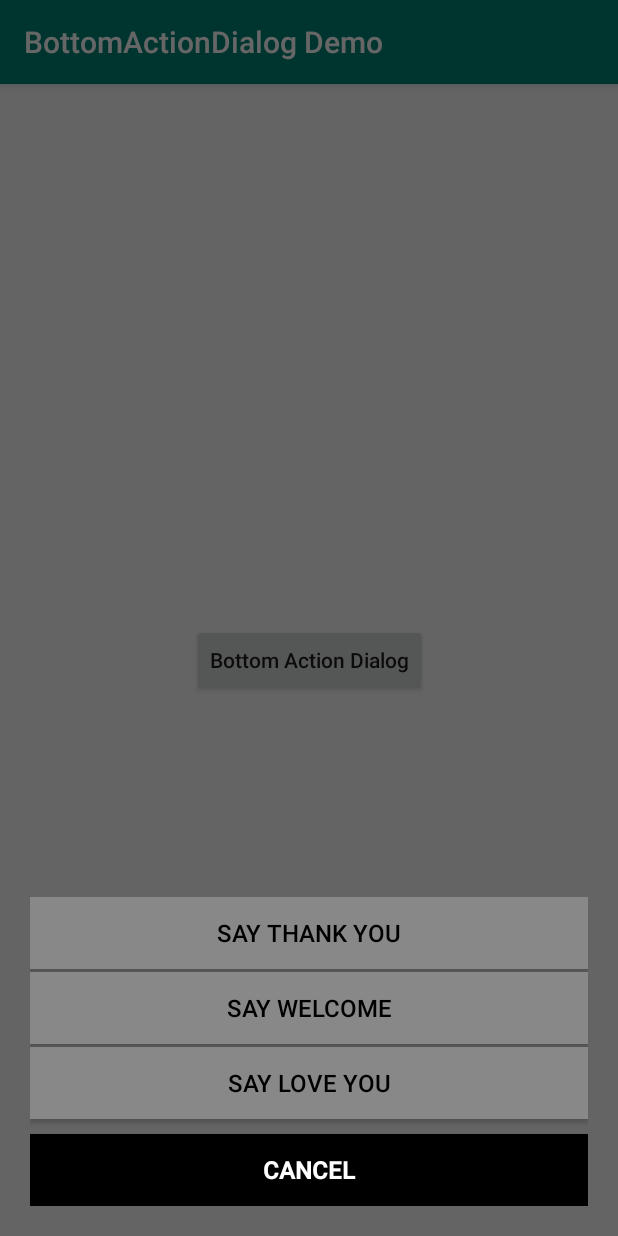
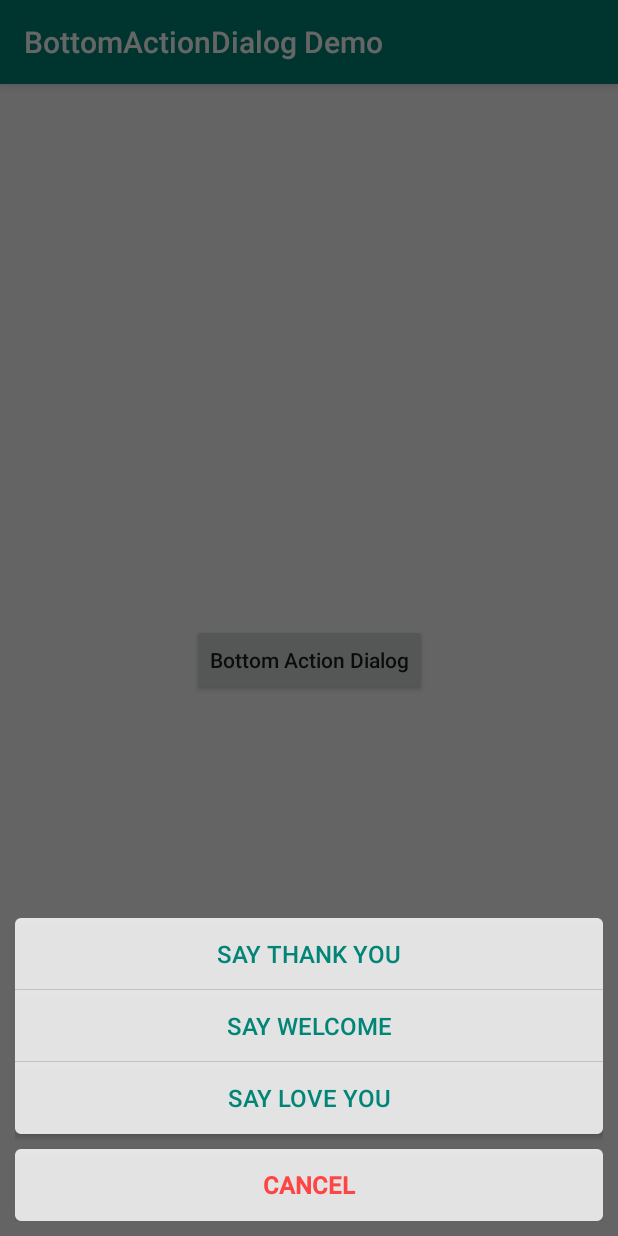
Before and after one commit to AungThiha/BottomActionDialog, an Android app: the screen it shows after launch (MainActivity), after a tap on "Bottom Action Dialog", on a phone screen of 412 x 824 dp. Run offline under Robolectric (Android 15) with nearby library versions, the phone set to English and light mode, and no system bars.

Commit message:
improve styling

```diff
--- a/app/src/main/res/values/styles.xml
+++ b/app/src/main/res/values/styles.xml
@@ -6,6 +6,12 @@
         <item name="colorPrimary">@color/colorPrimary</item>
         <item name="colorPrimaryDark">@color/colorPrimaryDark</item>
         <item name="colorAccent">@color/colorAccent</item>
+        <item name="bottomActionDialogStyle">@style/DemoBottomActionDialogStyle</item>
+    </style>
+
+    <style name="DemoBottomActionDialogStyle" parent="BottomActionDialogStyle">
+        <item name="cancelButtonTextColor">@android:color/holo_red_light</item>
+        <item name="otherButtonTextColor">@color/colorPrimary</item>
     </style>
 
 </resources>
--- a/library/src/main/java/thiha/aung/bottomactiondialog/BottomActionDialog.java
+++ b/library/src/main/java/thiha/aung/bottomactiondialog/BottomActionDialog.java
@@ -2,8 +2,6 @@ package thiha.aung.bottomactiondialog;
 
 import android.content.Context;
 import android.content.res.TypedArray;
-import android.graphics.Color;
-import android.graphics.drawable.ColorDrawable;
 import android.graphics.drawable.Drawable;
 import android.graphics.drawable.StateListDrawable;
 import android.support.annotation.NonNull;
@@ -19,10 +17,22 @@ public class BottomActionDialog extends BottomSheetDialog implements View.OnClic
 
     private static final int CANCEL_BUTTON_ID = 100;
 
+    Drawable background;
+    Drawable cancelButtonBackground;
+    Drawable otherButtonTopBackground;
+    Drawable otherButtonMiddleBackground;
+    Drawable otherButtonBottomBackground;
+    Drawable otherButtonSingleBackground;
+    int cancelButtonTextColor;
+    int otherButtonTextColor;
+    int padding;
+    int otherButtonSpacing;
+    int cancelButtonMarginTop;
+    float bottomActionDialogTextSize;
+
     String mCancelButtonTitle;
     private String[] mOtherButtonTitles;
     OnOtherButtonClickedListener mOnOtherButtonClickedListener;
-    private Attributes mAttrs;
 
     public BottomActionDialog(@NonNull Context context) {
         super(context);
@@ -55,7 +65,7 @@ public class BottomActionDialog extends BottomSheetDialog implements View.OnClic
     public void createView() {
         Context context = getContext();
 
-        mAttrs = readAttribute(context);
+        readAttribute(context);
 
         LinearLayout panel = new LinearLayout(context);
         ViewGroup.LayoutParams params = new ViewGroup.LayoutParams(
@@ -71,11 +81,11 @@ public class BottomActionDialog extends BottomSheetDialog implements View.OnClic
                 bt.setOnClickListener(this);
                 bt.setBackground(getOtherButtonBg(mOtherButtonTitles, i));
                 bt.setText(mOtherButtonTitles[i]);
-                bt.setTextColor(mAttrs.otherButtonTextColor);
-                bt.setTextSize(TypedValue.COMPLEX_UNIT_PX, mAttrs.bottomActionDialogTextSize);
+                bt.setTextColor(this.otherButtonTextColor);
+                bt.setTextSize(TypedValue.COMPLEX_UNIT_PX, this.bottomActionDialogTextSize);
                 if (i > 0) {
                     LinearLayout.LayoutParams otherbuttonParams = createButtonLayoutParams();
-                    otherbuttonParams.topMargin = mAttrs.otherButtonSpacing;
+                    otherbuttonParams.topMargin = this.otherButtonSpacing;
                     panel.addView(bt, otherbuttonParams);
                 } else {
                     panel.addView(bt);
@@ -84,97 +94,95 @@ public class BottomActionDialog extends BottomSheetDialog implements View.OnClic
         }
         Button bt = new Button(context);
         bt.getPaint().setFakeBoldText(true);
-        bt.setTextSize(TypedValue.COMPLEX_UNIT_PX, mAttrs.bottomActionDialogTextSize);
+        bt.setTextSize(TypedValue.COMPLEX_UNIT_PX, this.bottomActionDialogTextSize);
         bt.setId(CANCEL_BUTTON_ID);
-        bt.setBackground(mAttrs.cancelButtonBackground);
+        bt.setBackground(this.cancelButtonBackground);
         bt.setText(mCancelButtonTitle);
-        bt.setTextColor(mAttrs.cancelButtonTextColor);
+        bt.setTextColor(this.cancelButtonTextColor);
         bt.setOnClickListener(this);
         LinearLayout.LayoutParams canelButtonParams = createButtonLayoutParams();
-        canelButtonParams.topMargin = mAttrs.cancelButtonMarginTop;
+        canelButtonParams.topMargin = this.cancelButtonMarginTop;
         panel.addView(bt, canelButtonParams);
 
-        panel.setBackground(mAttrs.background);
-        panel.setPadding(mAttrs.padding, mAttrs.padding, mAttrs.padding,
-                mAttrs.padding);
+        panel.setBackground(this.background);
+        panel.setPadding(this.padding, this.padding, this.padding,
+                this.padding);
 
         setContentView(panel);
     }
 
-    private Attributes readAttribute(Context context) {
-        Attributes attrs = new Attributes(context);
+    private void readAttribute(Context context) {
         TypedArray a = context.getTheme().obtainStyledAttributes(null,
-                R.styleable.BottomActionDialog, R.attr.bottomActionDialogStyle, 0);
+                R.styleable.BottomActionDialog, R.attr.bottomActionDialogStyle, R.style.BottomActionDialogStyle);
         Drawable background = a
                 .getDrawable(R.styleable.BottomActionDialog_bottomActionDialogBackground);
         if (background != null) {
-            attrs.background = background;
+            this.background = background;
         }
         Drawable cancelButtonBackground = a
                 .getDrawable(R.styleable.BottomActionDialog_cancelButtonBackground);
         if (cancelButtonBackground != null) {
-            attrs.cancelButtonBackground = cancelButtonBackground;
+            this.cancelButtonBackground = cancelButtonBackground;
         }
         Drawable otherButtonTopBackground = a
                 .getDrawable(R.styleable.BottomActionDialog_otherButtonTopBackground);
         if (otherButtonTopBackground != null) {
-            attrs.otherButtonTopBackground = otherButtonTopBackground;
+            this.otherButtonTopBackground = otherButtonTopBackground;
         }
         Drawable otherButtonMiddleBackground = a
                 .getDrawable(R.styleable.BottomActionDialog_otherButtonMiddleBackground);
         if (otherButtonMiddleBackground != null) {
-            attrs.otherButtonMiddleBackground = otherButtonMiddleBackground;
+            this.otherButtonMiddleBackground = otherButtonMiddleBackground;
         }
         Drawable otherButtonBottomBackground = a
                 .getDrawable(R.styleable.BottomActionDialog_otherButtonBottomBackground);
         if (otherButtonBottomBackground != null) {
-            attrs.otherButtonBottomBackground = otherButtonBottomBackground;
+            this.otherButtonBottomBackground = otherButtonBottomBackground;
         }
         Drawable otherButtonSingleBackground = a
                 .getDrawable(R.styleable.BottomActionDialog_otherButtonSingleBackground);
         if (otherButtonSingleBackground != null) {
-            attrs.otherButtonSingleBackground = otherButtonSingleBackground;
+            this.otherButtonSingleBackground = otherButtonSingleBackground;
         }
-        attrs.cancelButtonTextColor = a.getColor(
+        this.cancelButtonTextColor = a.getColor(
                 R.styleable.BottomActionDialog_cancelButtonTextColor,
-                attrs.cancelButtonTextColor);
-        attrs.otherButtonTextColor = a.getColor(
+                this.cancelButtonTextColor);
+        this.otherButtonTextColor = a.getColor(
                 R.styleable.BottomActionDialog_otherButtonTextColor,
-                attrs.otherButtonTextColor);
-        attrs.padding = (int) a.getDimension(
-                R.styleable.BottomActionDialog_bottomActionDialogPadding, attrs.padding);
-        attrs.otherButtonSpacing = (int) a.getDimension(
+                this.otherButtonTextColor);
+        this.padding = (int) a.getDimension(
+                R.styleable.BottomActionDialog_bottomActionDialogPadding, this.padding);
+        this.otherButtonSpacing = (int) a.getDimension(
                 R.styleable.BottomActionDialog_otherButtonSpacing,
-                attrs.otherButtonSpacing);
-        attrs.cancelButtonMarginTop = (int) a.getDimension(
+                this.otherButtonSpacing);
+        this.cancelButtonMarginTop = (int) a.getDimension(
                 R.styleable.BottomActionDialog_cancelButtonMarginTop,
-                attrs.cancelButtonMarginTop);
-        attrs.bottomActionDialogTextSize = a.getDimensionPixelSize(R.styleable.BottomActionDialog_bottomActionDialogTextSize, (int) attrs.bottomActionDialogTextSize);
+                this.cancelButtonMarginTop);
+        this.bottomActionDialogTextSize = a.getDimensionPixelSize(R.styleable.BottomActionDialog_bottomActionDialogTextSize, (int) this.bottomActionDialogTextSize);
 
         a.recycle();
-        return attrs;
     }
 
     private Drawable getOtherButtonBg(String[] titles, int i) {
         if (titles.length == 1) {
-            return mAttrs.otherButtonSingleBackground;
+            return this.otherButtonSingleBackground;
         }
         if (titles.length == 2) {
             switch (i) {
                 case 0:
-                    return mAttrs.otherButtonTopBackground;
+                    return this.otherButtonTopBackground;
                 case 1:
-                    return mAttrs.otherButtonBottomBackground;
+                    return this.otherButtonBottomBackground;
             }
         }
         if (titles.length > 2) {
             if (i == 0) {
-                return mAttrs.otherButtonTopBackground;
+                return this.otherButtonTopBackground;
             }
             if (i == (titles.length - 1)) {
-                return mAttrs.otherButtonBottomBackground;
+                return this.otherButtonBottomBackground;
             }
-            return mAttrs.getOtherButtonMiddleBackground();
+            return this.getOtherButtonMiddleBackground();
         }
         return null;
     }
@@ -194,54 +202,15 @@ public class BottomActionDialog extends BottomSheetDialog implements View.OnClic
         }
     }
 
-    private static class Attributes {
-        private Context mContext;
-
-        public Attributes(Context context) {
-            mContext = context;
-            this.background = new ColorDrawable(Color.TRANSPARENT);
-            this.cancelButtonBackground = new ColorDrawable(Color.BLACK);
-            ColorDrawable gray = new ColorDrawable(Color.GRAY);
-            this.otherButtonTopBackground = gray;
-            this.otherButtonMiddleBackground = gray;
-            this.otherButtonBottomBackground = gray;
-            this.otherButtonSingleBackground = gray;
-            this.cancelButtonTextColor = Color.WHITE;
-            this.otherButtonTextColor = Color.BLACK;
-            this.padding = dp2px(20);
-            this.otherButtonSpacing = dp2px(2);
-            this.cancelButtonMarginTop = dp2px(10);
-            this.bottomActionDialogTextSize = dp2px(16);
-        }
-
-        private int dp2px(int dp) {
-            return (int) TypedValue.applyDimension(TypedValue.COMPLEX_UNIT_DIP,
-                    dp, mContext.getResources().getDisplayMetrics());
-        }
-
     public Drawable getOtherButtonMiddleBackground() {
         if (otherButtonMiddleBackground instanceof StateListDrawable) {
-                TypedArray a = mContext.getTheme().obtainStyledAttributes(null,
-                        R.styleable.BottomActionDialog, R.attr.bottomActionDialogStyle, 0);
+            TypedArray a = getContext().getTheme().obtainStyledAttributes(null,
+                    R.styleable.BottomActionDialog, R.attr.bottomActionDialogStyle, R.style.BottomActionDialogStyle);
             otherButtonMiddleBackground = a
                     .getDrawable(R.styleable.BottomActionDialog_otherButtonMiddleBackground);
             a.recycle();
         }
         return otherButtonMiddleBackground;
-        }
-
-        Drawable background;
-        Drawable cancelButtonBackground;
-        Drawable otherButtonTopBackground;
-        Drawable otherButtonMiddleBackground;
-        Drawable otherButtonBottomBackground;
-        Drawable otherButtonSingleBackground;
-        int cancelButtonTextColor;
-        int otherButtonTextColor;
-        int padding;
-        int otherButtonSpacing;
-        int cancelButtonMarginTop;
-        float bottomActionDialogTextSize;
     }
 
     public static class Builder {
--- a/library/src/main/res/drawable/slt_as_ios7_other_bt_middle.xml
+++ b/library/src/main/res/drawable/slt_as_ios7_other_bt_middle.xml
@@ -1,7 +1,7 @@
 <?xml version="1.0" encoding="utf-8"?>
 <selector xmlns:android="http://schemas.android.com/apk/res/android">
 
-    <item android:drawable="@drawable/action_d_middle_normal" android:state_pressed="true"/>
+    <item android:drawable="@drawable/action_d_middle_pressed" android:state_pressed="true"/>
     <item android:drawable="@drawable/action_d_middle_normal"/>
 
 </selector>
--- a/library/src/main/res/values/attrs.xml
+++ b/library/src/main/res/values/attrs.xml
@@ -1,10 +1,8 @@
 <?xml version="1.0" encoding="utf-8"?>
 <resources>
 
-    <declare-styleable name="BottomActionDialogs">
+    <declare-styleable name="BottomActionDialog">
         <attr name="bottomActionDialogStyle" format="reference" />
-    </declare-styleable>
-    <declare-styleable name="BottomActionDialog">
         <attr name="bottomActionDialogBackground" format="color|reference" />
         <attr name="cancelButtonBackground" format="color|reference" />
         <attr name="otherButtonTopBackground" format="color|reference" />
```
Also changed, not shown: library/src/main/res/drawable-xhdpi/action_d_bottom_normal.9.png (renamed from library/src/main/res/drawable/action_d_bottom_normal.9.png), library/src/main/res/drawable-xhdpi/action_d_bottom_pressed.9.png (renamed from library/src/main/res/drawable/action_d_bottom_pressed.9.png), library/src/main/res/drawable-xhdpi/action_d_middle_normal.9.png (renamed from library/src/main/res/drawable/action_d_middle_normal.9.png), library/src/main/res/drawable-xhdpi/action_d_middle_pressed.9.png (renamed from library/src/main/res/drawable/action_d_middle_pressed.9.png), library/src/main/res/drawable-xhdpi/action_d_single_normal.9.png (renamed from library/src/main/res/drawable/action_d_single_normal.9.png), library/src/main/res/drawable-xhdpi/action_d_single_pressed.9.png (renamed from library/src/main/res/drawable/action_d_single_pressed.9.png), library/src/main/res/drawable-xhdpi/action_d_top_normal.9.png (renamed from library/src/main/res/drawable/action_d_top_normal.9.png), library/src/main/res/drawable-xhdpi/action_d_top_pressed.9.png (renamed from library/src/main/res/drawable/action_d_top_pressed.9.png). Lines whose indentation alone changed are shown as unchanged.
